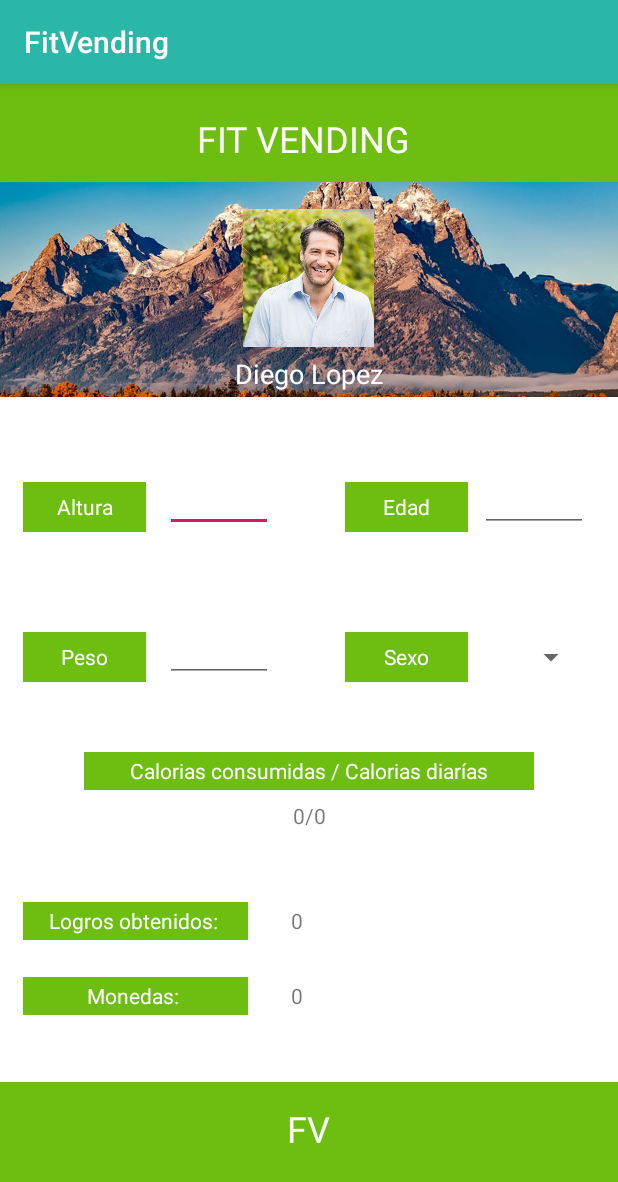
After one commit to brianbayarri/FitVending_Desarrollo, an Android app: the PerfilActivity screen opened directly, with no data from a screen before it, on a phone screen of 412 x 824 dp. The commit adds this screen. Shown: the top 1182 px of the screen. Run offline under Robolectric (Android 15) with nearby library versions, the phone set to English and light mode, and no system bars.

Commit message:
Se finaliza la pantalla "Rutina" Se agrega la pantalla: "Perfil" donde se puede ver toda la informacion del usuario. Se agregan imagenes a la carpeta Drawable para utilizar en perfil. Revisar como establecer los spinners y todo lo que deba contener informacion, ya que al regresar a la activity anterior la aplicacion deja de funcionar.

```diff
--- a/Android/trunk/app/src/main/AndroidManifest.xml
+++ b/Android/trunk/app/src/main/AndroidManifest.xml
@@ -9,7 +9,8 @@
         android:roundIcon="@mipmap/ic_launcher_round"
         android:supportsRtl="true"
         android:theme="@style/AppTheme">
-        <activity android:name=".AlimentacionActivity"></activity>
+        <activity android:name=".PerfilActivity"></activity>
+        <activity android:name=".AlimentacionActivity" />
         <activity android:name=".CronometroActivity" />
         <activity android:name=".VendingActivity" />
         <activity android:name=".RutinaActivity" />
--- a/Android/trunk/app/src/main/java/com/example/fitvending/MainActivity.java
+++ b/Android/trunk/app/src/main/java/com/example/fitvending/MainActivity.java
@@ -100,6 +100,9 @@ public class MainActivity extends AppCompatActivity
         } else if (id == R.id.nav_Alimentacion) {
             intent = new Intent(this, AlimentacionActivity.class);
             startActivity(intent);
+        }  else if (id == R.id.nav_Perfil) {
+            intent = new Intent(this, PerfilActivity.class);
+            startActivity(intent);
         }
 
         DrawerLayout drawer = findViewById(R.id.drawer_layout);
--- /dev/null
+++ b/Android/trunk/app/src/main/java/com/example/fitvending/PerfilActivity.java
@@ -0,0 +1,25 @@
+package com.example.fitvending;
+
+import android.support.v7.app.AppCompatActivity;
+import android.os.Bundle;
+import android.view.View;
+import android.widget.AdapterView;
+import android.widget.ArrayAdapter;
+import android.widget.Spinner;
+import android.widget.Toast;
+
+import java.util.ArrayList;
+
+public class PerfilActivity extends AppCompatActivity {
+
+    @Override
+    protected void onCreate(Bundle savedInstanceState) {
+
+        super.onCreate(savedInstanceState);
+        setContentView(R.layout.activity_perfil);
+
+
+    }
+
+
+}
--- a/Android/trunk/app/src/main/java/com/example/fitvending/RutinaActivity.java
+++ b/Android/trunk/app/src/main/java/com/example/fitvending/RutinaActivity.java
@@ -28,11 +28,12 @@ public class RutinaActivity extends AppCompatActivity
 {
          @Override
         protected void onCreate (Bundle savedInstanceState){
+
         super.onCreate(savedInstanceState);
         setContentView(R.layout.activity_rutina);
         Button ButtonSalir = findViewById(R.id.RutinaSalirButton);
         ButtonSalir.setOnClickListener(this);
-        Spinner Actividades = findViewById(R.id.ActividadSpinner);
+             Spinner Actividades = findViewById(R.id.ActividadSpinner);
 
              ArrayList<String> lista = new ArrayList<>();
              lista.add("Correr");
--- /dev/null
+++ b/Android/trunk/app/src/main/res/layout/activity_perfil.xml
@@ -0,0 +1,219 @@
+<?xml version="1.0" encoding="utf-8"?>
+<RelativeLayout xmlns:android="http://schemas.android.com/apk/res/android"
+    xmlns:app="http://schemas.android.com/apk/res-auto"
+    xmlns:tools="http://schemas.android.com/tools"
+    android:layout_width="match_parent"
+    android:layout_height="match_parent"
+    tools:context=".PerfilActivity"
+    android:background="#6DBE11"
+    >
+
+    <RelativeLayout
+        android:layout_width="match_parent"
+        android:layout_height="600dp"
+        android:layout_marginTop="65dp"
+        android:background="#FFFFFF"
+        >
+
+
+        <ImageView
+            android:id="@+id/img_BckgProfile"
+            android:layout_width="match_parent"
+            android:layout_height="143dp"
+            android:src="@drawable/montana"
+            android:scaleType = "centerCrop"
+            />
+
+        <ImageView
+            android:id="@+id/img_Userphoto"
+            android:layout_width="87dp"
+            android:layout_height="92dp"
+            android:src="@drawable/perfil"
+            android:layout_marginTop="18dp"
+            android:layout_centerHorizontal="true"
+            android:scaleType = "centerCrop" />
+
+        <TextView
+            android:id="@+id/lbl_UserNombre"
+            android:layout_width="140dp"
+            android:layout_height="wrap_content"
+            android:layout_centerHorizontal="true"
+            android:layout_marginTop="115dp"
+            android:gravity="center"
+            android:text="Diego Lopez"
+            android:textColor="#FFFFFF"
+            android:textSize="18sp" />
+
+        <TextView
+            android:id="@+id/lbl_Altura"
+            android:layout_width="82dp"
+            android:layout_height="33dp"
+            android:layout_marginStart="15dp"
+            android:layout_marginTop="200dp"
+            android:background="#6DBE11"
+            android:gravity="center"
+
+            android:text="Altura"
+            android:textColor="#FFFFFF" />
+
+        <EditText
+            android:id="@+id/editlbl_Altura"
+            android:layout_width="72dp"
+            android:layout_height="33dp"
+            android:layout_marginStart="110dp"
+            android:layout_marginTop="200dp"
+            android:ems="10"
+            android:inputType="number" />
+
+        <TextView
+            android:id="@+id/lbl_Edad"
+            android:layout_width="82dp"
+            android:layout_height="33dp"
+            android:layout_marginStart="230dp"
+            android:layout_marginTop="200dp"
+            android:background="#6DBE11"
+            android:gravity="center"
+
+            android:text="Edad"
+            android:textColor="#FFFFFF" />
+
+        <EditText
+            android:id="@+id/editlbl_edad"
+            android:layout_width="72dp"
+            android:layout_height="33dp"
+            android:layout_marginStart="320dp"
+            android:layout_marginTop="200dp"
+            android:ems="10"
+            android:inputType="number"
+
+            />
+
+        <TextView
+            android:id="@+id/lbl_Peso"
+            android:layout_width="82dp"
+            android:layout_height="33dp"
+            android:layout_marginStart="15dp"
+            android:layout_marginTop="300dp"
+            android:background="#6DBE11"
+            android:gravity="center"
+
+            android:text="Peso"
+            android:textColor="#FFFFFF" />
+
+        <EditText
+            android:id="@+id/editlbl_Peso"
+            android:layout_width="72dp"
+            android:layout_height="33dp"
+            android:layout_marginStart="110dp"
+            android:layout_marginTop="300dp"
+            android:ems="10"
+            android:inputType="number" />
+
+        <TextView
+            android:id="@+id/lbl_Sexo"
+            android:layout_width="82dp"
+            android:layout_height="33dp"
+            android:layout_marginStart="230dp"
+            android:layout_marginTop="300dp"
+            android:background="#6DBE11"
+            android:gravity="center"
+
+            android:text="Sexo"
+            android:textColor="#FFFFFF" />
+
+        <Spinner
+            android:id="@+id/spinner"
+            android:layout_width="69dp"
+            android:layout_height="33dp"
+            android:layout_marginStart="322dp"
+            android:layout_marginTop="300dp" />
+
+        <TextView
+            android:id="@+id/lbl_Calorias"
+            android:layout_width="300dp"
+            android:layout_height="25dp"
+            android:layout_centerHorizontal="true"
+            android:layout_marginTop="380dp"
+            android:background="#6DBE11"
+            android:gravity="center"
+
+            android:text="Calorias consumidas / Calorias diarías"
+            android:textColor="#FFFFFF" />
+
+        <TextView
+            android:id="@+id/lbl_CaloriasNum"
+            android:layout_width="300dp"
+            android:layout_height="25dp"
+            android:text="0/0"
+            android:layout_centerHorizontal="true"
+            android:layout_marginTop="410dp"
+            android:gravity="center" />
+
+        <TextView
+            android:id="@+id/lbl_Logros"
+            android:layout_width="150dp"
+            android:layout_height="25dp"
+            android:layout_marginStart="15dp"
+            android:layout_marginTop="480dp"
+            android:background="#6DBE11"
+            android:gravity="center"
+            android:text="Logros obtenidos: "
+            android:textColor="#FFFFFF" />
+
+        <TextView
+            android:id="@+id/lbl_Monedas"
+            android:layout_width="150dp"
+            android:layout_height="25dp"
+            android:layout_marginStart="15dp"
+            android:layout_marginTop="530dp"
+            android:background="#6DBE11"
+            android:gravity="center"
+            android:text="Monedas: "
+            android:textColor="#FFFFFF" />
+
+        <TextView
+            android:id="@+id/lbl_LogrosCant"
+            android:layout_width="56dp"
+            android:layout_height="25dp"
+            android:layout_marginStart="170dp"
+            android:layout_marginTop="480dp"
+            android:gravity="center"
+            android:text="0" />
+
+        <TextView
+            android:id="@+id/lbl_MonedasCant"
+            android:layout_width="56dp"
+            android:layout_height="25dp"
+            android:layout_marginStart="170dp"
+            android:layout_marginTop="530dp"
+            android:gravity="center"
+            android:text="0" />
+
+
+    </RelativeLayout>
+
+    <TextView
+        android:id="@+id/lbl_PerfilFVtitulo"
+        android:layout_width="wrap_content"
+        android:layout_height="wrap_content"
+        android:gravity="center"
+        android:text="FIT VENDING "
+        android:layout_centerHorizontal="true"
+        android:layout_marginTop="20dp"
+        android:textColor="#FFFFFF"
+        android:textSize="24sp"
+         />
+
+    <TextView
+        android:id="@+id/lbl_pieFV"
+        android:layout_width="wrap_content"
+        android:layout_height="wrap_content"
+        android:text="FV"
+        android:textColor="#FFFFFF"
+        android:textSize="24sp"
+        android:gravity="center"
+        android:layout_centerHorizontal="true"
+        android:layout_marginTop="680dp" />
+
+
+</RelativeLayout>
--- a/Android/trunk/app/src/main/res/layout/activity_rutina.xml
+++ b/Android/trunk/app/src/main/res/layout/activity_rutina.xml
@@ -57,7 +57,7 @@
         <ImageView
             android:id="@+id/MusculoImage"
             android:layout_width="116dp"
-            android:layout_height="121dp"
+            android:layout_height="400dp"
             android:layout_marginVertical="280dp"
             android:layout_marginLeft="30dp"
             android:src="@drawable/musculobrazo" />
--- a/Android/trunk/app/src/main/res/menu/activity_main_drawer.xml
+++ b/Android/trunk/app/src/main/res/menu/activity_main_drawer.xml
@@ -31,6 +31,12 @@
             android:title="Alimentacion"
             />
 
+        <item
+            android:id="@+id/nav_Perfil"
+            android:icon="@drawable/ic_menu_manage"
+            android:title="Perfil"
+            />
+
 
     </group>
 
```
Also changed, not shown: Android/trunk/app/src/main/res/drawable/montana.jpg (added), Android/trunk/app/src/main/res/drawable/perfil.jpg (added).
